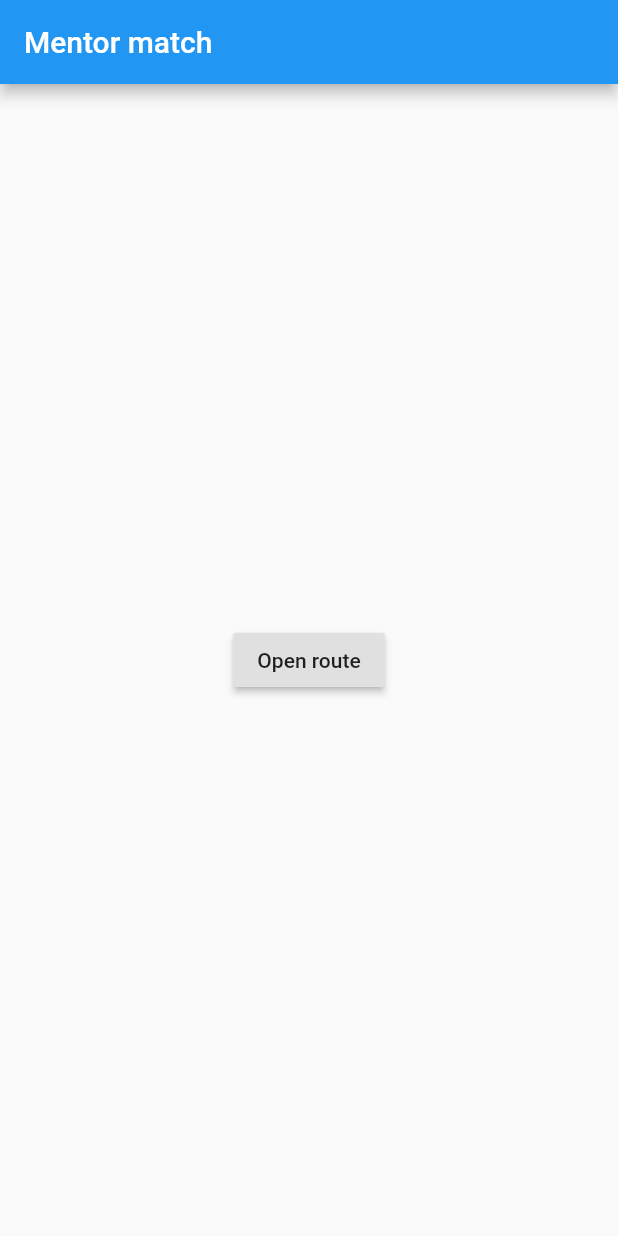
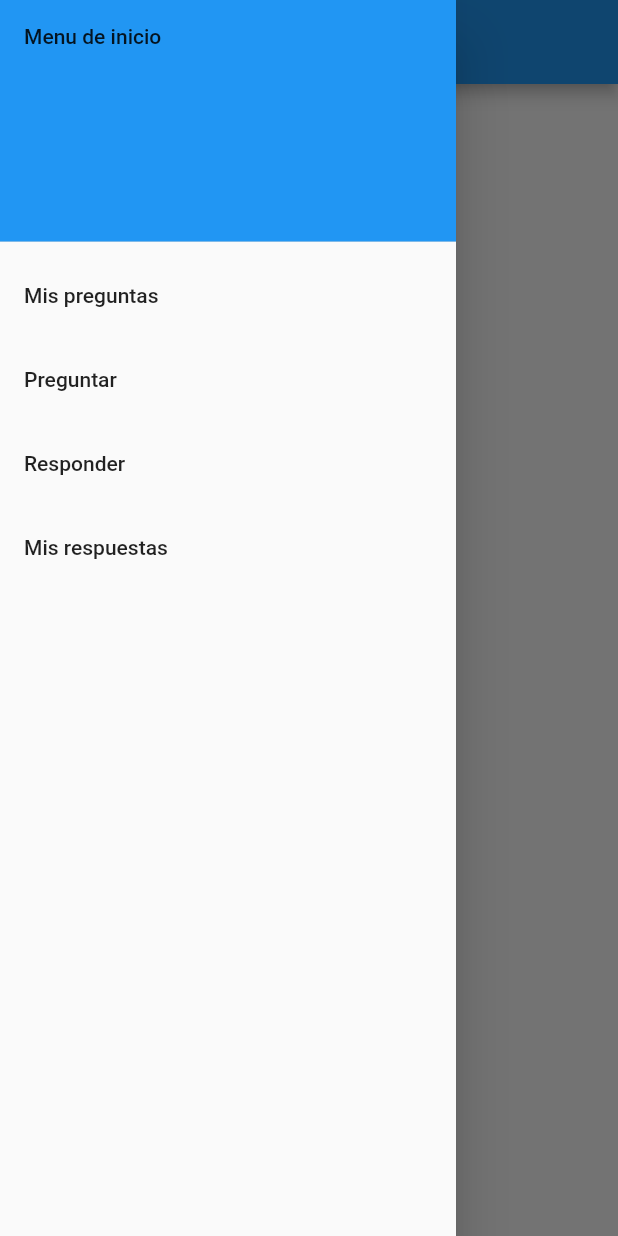
Before and after one commit to elquimeras/baigones, a Flutter app: the screen it shows after launch, with the side drawer open (before the commit the screen has no drawer), on a phone screen of 412 x 824 dp. Run offline on Flutter 3.47's test engine with Material 2 defaults, Android fonts, the phone set to English and light mode, and no system bars.

Commit message:
Menu left

```diff
--- a/lib/home.dart
+++ b/lib/home.dart
@@ -1,7 +1,7 @@
 import 'package:flutter/material.dart';
 import './login.dart';
 
-class FirstRoute extends StatelessWidget {
+class HomePage extends StatelessWidget {
   @override
   Widget build(BuildContext context) {
     return Scaffold(
@@ -19,6 +19,59 @@ class FirstRoute extends StatelessWidget {
           },
         ),
       ),
+      drawer: Drawer(
+        // Add a ListView to the drawer. This ensures the user can scroll
+        // through the options in the Drawer if there isn't enough vertical
+        // space to fit everything.
+        child: ListView(
+          // Important: Remove any padding from the ListView.
+          padding: EdgeInsets.zero,
+          children: <Widget>[
+            DrawerHeader(
+              child: Text('Menu de inicio'),
+              decoration: BoxDecoration(
+                color: Colors.blue,
+              ),
+            ),
+            ListTile(
+              title: Text('Mis preguntas'),
+              onTap: () {
+                // Update the state of the app
+                // ...
+                // Then close the drawer
+                Navigator.pop(context);
+              },
+            ),
+            ListTile(
+              title: Text('Preguntar'),
+              onTap: () {
+                // Update the state of the app
+                // ...
+                // Then close the drawer
+                Navigator.pop(context);
+              },
+            ),
+            ListTile(
+              title: Text('Responder'),
+              onTap: () {
+                // Update the state of the app
+                // ...
+                // Then close the drawer
+                Navigator.pop(context);
+              },
+            ),
+            ListTile(
+              title: Text('Mis respuestas'),
+              onTap: () {
+                // Update the state of the app
+                // ...
+                // Then close the drawer
+                Navigator.pop(context);
+              },
+            ),
+          ],
+        ),
+      ),
     );
   }
 }
--- a/lib/main.dart
+++ b/lib/main.dart
@@ -4,6 +4,7 @@ import 'home.dart';
 void main() {
   runApp(MaterialApp(
     title: 'Navigation Basics',
-    home: FirstRoute(),
+    // home: HomePage(),
+    home: HomePage(),
   ));
 }
```
